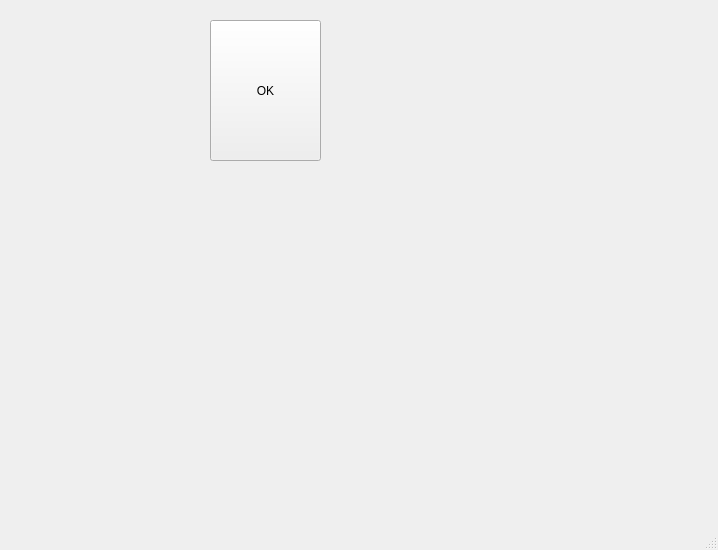
Qt form mainwindow.ui (cgiroux527/PROJET_HOCKEY_SIMULATOR) before a commit.
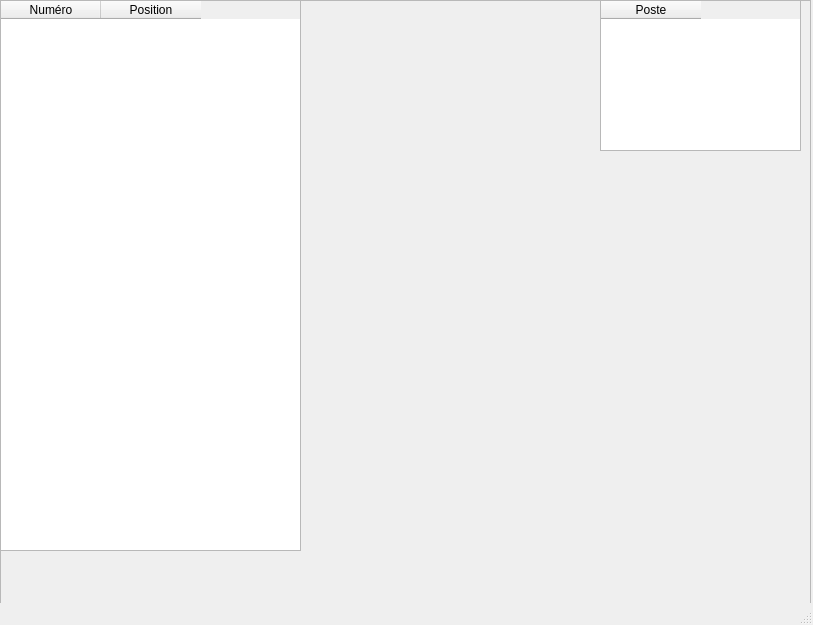
The same form after that commit.

Commit message: Affichage de table widget

Patch:
```diff
--- a/mainwindow.ui
+++ b/mainwindow.ui
@@ -6,26 +6,73 @@
    <rect>
     <x>0</x>
     <y>0</y>
-    <width>718</width>
-    <height>550</height>
+    <width>813</width>
+    <height>625</height>
    </rect>
   </property>
+  <property name="maximumSize">
+   <size>
+    <width>50000</width>
+    <height>50000</height>
+   </size>
+  </property>
   <property name="windowTitle">
    <string>MainWindow</string>
   </property>
   <widget class="QWidget" name="centralwidget">
-   <widget class="QPushButton" name="Boutonok">
+   <widget class="QFrame" name="MainFrame">
     <property name="geometry">
      <rect>
-      <x>210</x>
-      <y>20</y>
-      <width>111</width>
-      <height>141</height>
+      <x>0</x>
+      <y>0</y>
+      <width>811</width>
+      <height>691</height>
      </rect>
     </property>
-    <property name="text">
-     <string>OK</string>
+    <property name="frameShape">
+     <enum>QFrame::Shape::StyledPanel</enum>
     </property>
+    <property name="frameShadow">
+     <enum>QFrame::Shadow::Raised</enum>
+    </property>
+    <widget class="QTableWidget" name="TableauJoueurs">
+     <property name="geometry">
+      <rect>
+       <x>0</x>
+       <y>0</y>
+       <width>301</width>
+       <height>551</height>
+      </rect>
+     </property>
+     <column>
+      <property name="text">
+       <string>Numéro</string>
+      </property>
+     </column>
+     <column>
+      <property name="text">
+       <string>Position</string>
+      </property>
+     </column>
+    </widget>
+    <widget class="QTableWidget" name="TableauEntraineurs">
+     <property name="geometry">
+      <rect>
+       <x>600</x>
+       <y>0</y>
+       <width>201</width>
+       <height>151</height>
+      </rect>
+     </property>
+     <property name="styleSheet">
+      <string notr="true"/>
+     </property>
+     <column>
+      <property name="text">
+       <string>Poste</string>
+      </property>
+     </column>
+    </widget>
    </widget>
   </widget>
   <widget class="QMenuBar" name="menubar">
```
Left out of the diff: 2 changed lines with no effect on the pictures. The commit also changes 3 other files.
